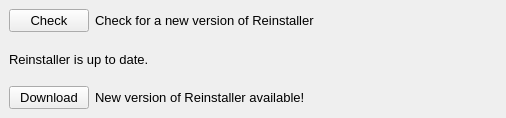
Above: src/plugin/reinstaller/ui/reinstaller_update.ui from Kezyma/ModOrganizer-Plugins before the change. Below: the same form after it.
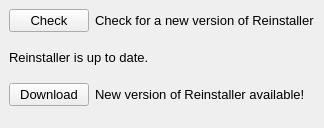
That is the form after the change.

```diff
--- a/src/plugin/reinstaller/ui/reinstaller_update.ui
+++ b/src/plugin/reinstaller/ui/reinstaller_update.ui
@@ -6,8 +6,8 @@
    <rect>
     <x>0</x>
     <y>0</y>
-    <width>506</width>
-    <height>118</height>
+    <width>316</width>
+    <height>128</height>
    </rect>
   </property>
   <property name="windowTitle">
@@ -31,6 +31,12 @@
    </property>
    <item>
     <widget class="QWidget" name="checkUpdateWidget" native="true">
+     <property name="sizePolicy">
+      <sizepolicy hsizetype="Preferred" vsizetype="Maximum">
+       <horstretch>0</horstretch>
+       <verstretch>0</verstretch>
+      </sizepolicy>
+     </property>
      <layout class="QHBoxLayout" name="horizontalLayout">
       <item>
        <widget class="QPushButton" name="checkUpdateButton">
@@ -73,9 +79,21 @@
    </item>
    <item>
     <widget class="QWidget" name="noUpdateWidget" native="true">
+     <property name="sizePolicy">
+      <sizepolicy hsizetype="Preferred" vsizetype="Maximum">
+       <horstretch>0</horstretch>
+       <verstretch>0</verstretch>
+      </sizepolicy>
+     </property>
      <layout class="QVBoxLayout" name="verticalLayout_2">
       <item>
        <widget class="QLabel" name="noUpdateLabel">
+        <property name="sizePolicy">
+         <sizepolicy hsizetype="Preferred" vsizetype="Preferred">
+          <horstretch>0</horstretch>
+          <verstretch>0</verstretch>
+         </sizepolicy>
+        </property>
         <property name="font">
          <font>
           <pointsize>10</pointsize>
@@ -91,6 +109,12 @@
    </item>
    <item>
     <widget class="QWidget" name="updateFoundWidget" native="true">
+     <property name="sizePolicy">
+      <sizepolicy hsizetype="Preferred" vsizetype="Maximum">
+       <horstretch>0</horstretch>
+       <verstretch>0</verstretch>
+      </sizepolicy>
+     </property>
      <layout class="QHBoxLayout" name="horizontalLayout_2">
       <item>
        <widget class="QPushButton" name="updateFoundButton">
@@ -131,6 +155,9 @@
      </layout>
     </widget>
    </item>
+   <item>
+    <widget class="QWidget" name="widget" native="true"/>
+   </item>
   </layout>
  </widget>
  <resources/>
```
